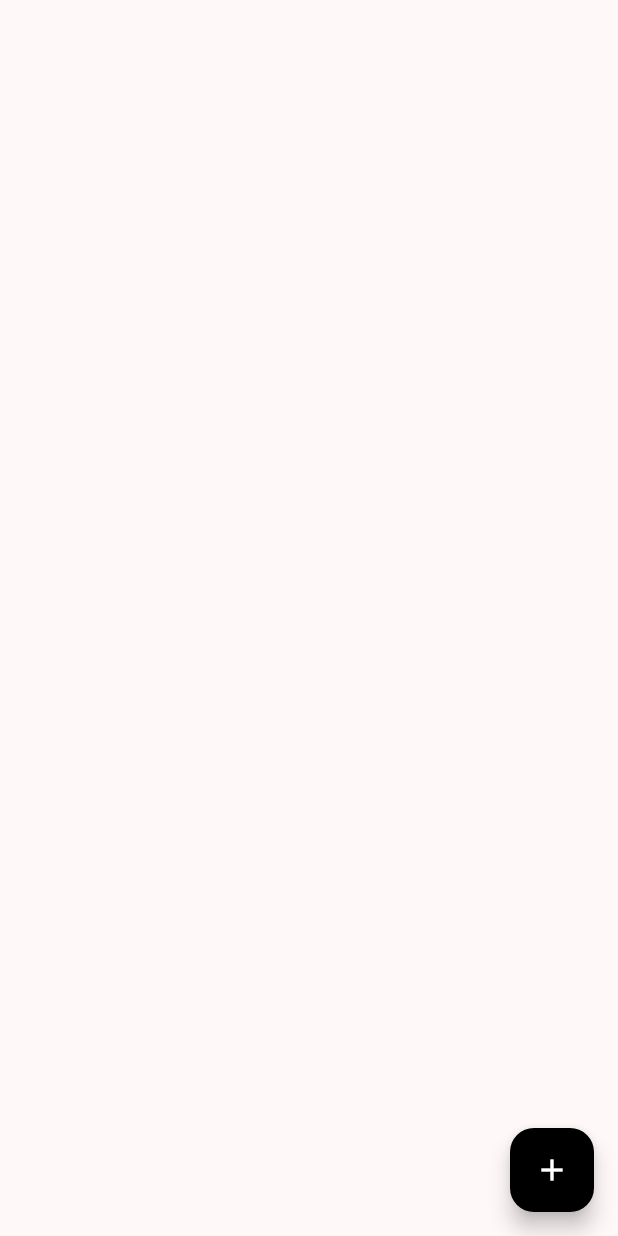
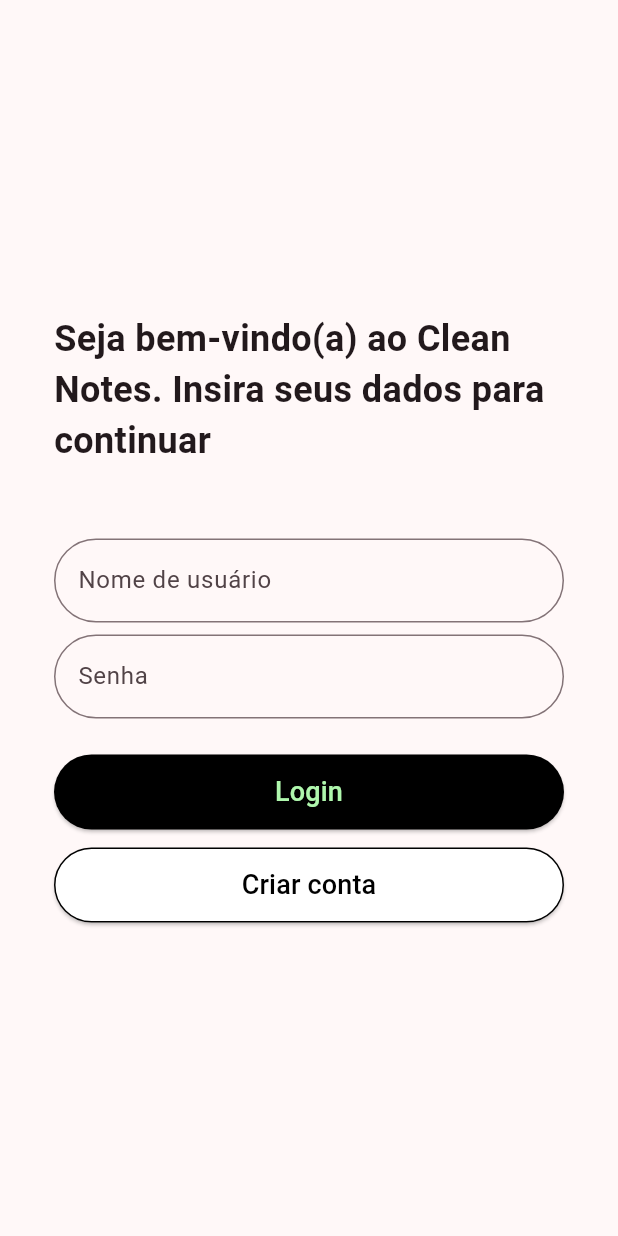
Before and after one commit to JacksonMonteiro/flutter_clean_notes, a Flutter app: the screen it shows after launch, on a phone screen of 412 x 824 dp. Run offline on Flutter 3.47's test engine with Material 2 defaults, Android fonts, the phone set to English and light mode, and no system bars; our stand-ins replace cloud_firestore, easy_localization, firebase_core; accounts and stored records are empty.

Commit message:
Login screen layout

```diff
--- a/lib/main.dart
+++ b/lib/main.dart
@@ -2,6 +2,7 @@ import 'package:easy_localization/easy_localization.dart';
 import 'package:firebase_core/firebase_core.dart';
 import 'package:flutter/material.dart';
 import 'package:notes_app/src/views/home_view.dart';
+import 'package:notes_app/src/views/login_view.dart';
 import 'package:notes_app/src/views/note_view.dart';
 
 void main() async {
@@ -35,7 +36,8 @@ class MyApp extends StatelessWidget {
       ),
       initialRoute: '/',
       routes: {
-        '/': (context) => const HomeView(),
+        '/': (context) => const LoginView(),
+        '/home': (context) => const HomeView(),
         '/note': (context) => const NoteView(),
       },
       localizationsDelegates: context.localizationDelegates,
--- /dev/null
+++ b/lib/src/views/login_view.dart
@@ -0,0 +1,128 @@
+import 'package:cloud_firestore/cloud_firestore.dart';
+import 'package:flutter/cupertino.dart';
+import 'package:flutter/material.dart';
+import 'package:notes_app/src/views/note_view.dart';
+
+class LoginView extends StatefulWidget {
+  const LoginView({Key? key}) : super(key: key);
+
+  @override
+  State<LoginView> createState() => _LoginViewState();
+}
+
+class _LoginViewState extends State<LoginView> {
+  TextEditingController titleController = TextEditingController();
+  TextEditingController noteController = TextEditingController();
+
+  final CollectionReference _noteRef =
+      FirebaseFirestore.instance.collection('notes');
+  final Query _notes = FirebaseFirestore.instance
+      .collection('notes')
+      .orderBy('date', descending: true);
+
+  @override
+  Widget build(BuildContext context) {
+    return Scaffold(
+      body: SingleChildScrollView(
+        child: SizedBox(
+          width: MediaQuery.of(context).size.width,
+          height: MediaQuery.of(context).size.height,
+          child: Padding(
+            padding: const EdgeInsets.symmetric(horizontal: 36),
+            child: Column(
+                mainAxisAlignment: MainAxisAlignment.center,
+                crossAxisAlignment: CrossAxisAlignment.start,
+                children: [
+                  const Text(
+                    'Seja bem-vindo(a) ao Clean Notes. Insira seus dados para continuar',
+                    style: TextStyle(
+                      fontSize: 24,
+                      fontWeight: FontWeight.bold,
+                    ),
+                  ),
+                  const SizedBox(
+                    height: 48,
+                  ),
+                  const TextField(
+                    cursorColor: Color(0xffaff7ad),
+                    decoration: InputDecoration(
+                      focusedBorder: OutlineInputBorder(
+                        borderSide: BorderSide(color: Color(0xffaff7ad)),
+                        borderRadius: BorderRadius.all(Radius.circular(48)),
+                      ),
+                      border: OutlineInputBorder(
+                        borderSide: BorderSide(color: Colors.black),
+                        borderRadius: BorderRadius.all(Radius.circular(48)),
+                      ),
+                      hintText: 'Nome de usuário',
+                    ),
+                  ),
+                  const SizedBox(
+                    height: 8,
+                  ),
+                  const TextField(
+                    cursorColor: Color(0xffaff7ad),
+                    decoration: InputDecoration(
+                      focusedBorder: OutlineInputBorder(
+                        borderSide: BorderSide(color: Color(0xffaff7ad)),
+                        borderRadius: BorderRadius.all(Radius.circular(48)),
+                      ),
+                      border: OutlineInputBorder(
+                        borderSide: BorderSide(color: Colors.black),
+                        borderRadius: BorderRadius.all(Radius.circular(48)),
+                      ),
+                      hintText: 'Senha',
+                    ),
+                  ),
+                  const SizedBox(height: 24),
+                  ElevatedButton(
+                    onPressed: () {},
+                    style: ButtonStyle(
+                        backgroundColor:
+                            MaterialStateProperty.all(Colors.black)),
+                    child: SizedBox(
+                        width: MediaQuery.of(context).size.width,
+                        child: const Padding(
+                          padding: EdgeInsets.symmetric(vertical: 12),
+                          child: Text('Login',
+                              style: TextStyle(
+                                color: Color(0xffaff7ad),
+                                fontSize: 18,
+                              ),
+                              textAlign: TextAlign.center),
+                        )),
+                  ),
+                  const SizedBox(
+                    height: 12,
+                  ),
+                  ElevatedButton(
+                    onPressed: () {},
+                    style: ButtonStyle(
+                      backgroundColor: MaterialStateProperty.all(
+                        Colors.white,
+                      ),
+                      side: MaterialStateProperty.all(
+                        const BorderSide(
+                          color: Colors.black,
+                        ),
+                      ),
+                    ),
+                    child: SizedBox(
+                        width: MediaQuery.of(context).size.width,
+                        child: const Padding(
+                          padding: EdgeInsets.symmetric(vertical: 12),
+                          child: Text('Criar conta',
+                              style: TextStyle(
+                                color: Colors.black,
+                                fontSize: 18,
+                              ),
+                              textAlign: TextAlign.center),
+                        )),
+                  ),
+                ]),
+          ),
+        ),
+      ),
+    );
+  }
+}
--- a/pubspec.yaml
+++ b/pubspec.yaml
@@ -39,6 +39,7 @@ dependencies:
   cupertino_icons: ^1.0.2
   cloud_firestore: ^3.1.17
   firebase_core: ^1.17.1
+  firebase_auth: ^3.3.20
 
 dev_dependencies:
   flutter_test:
```
Also changed, not shown: pubspec.lock, 2 other files.
